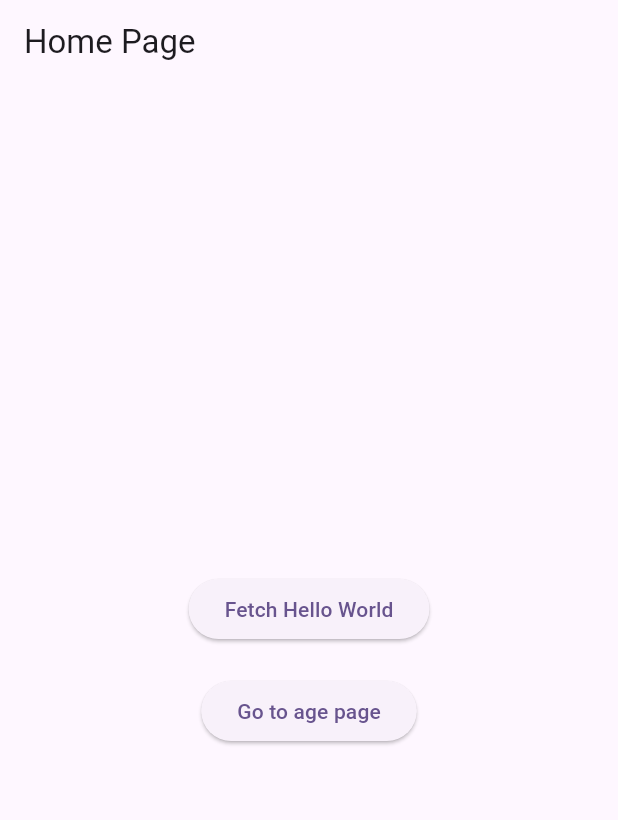
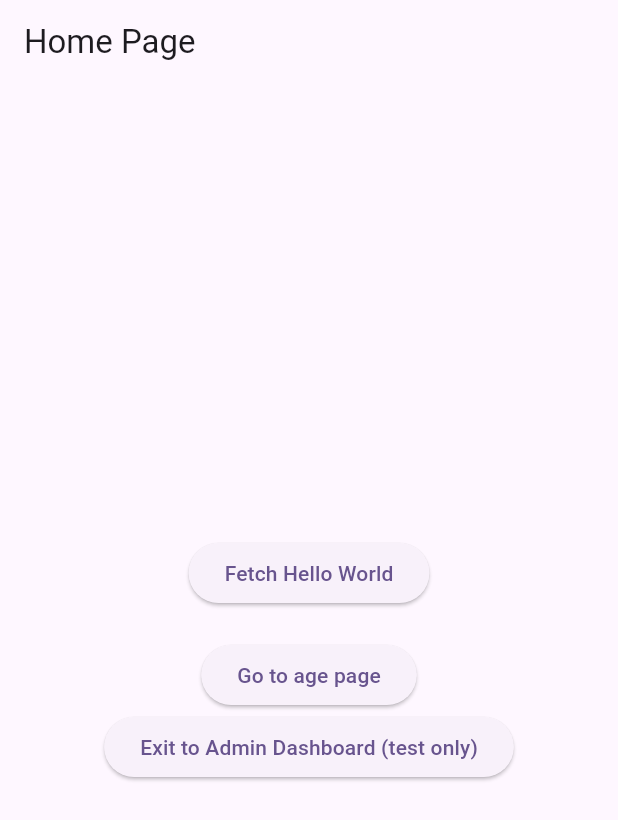
Before and after one commit to UCI-191-VirtuRealty-Visionaries/Centero, a Flutter app: the screen it shows after launch, on a phone screen of 412 x 824 dp. Shown: the top 820 px of the screen. Run offline on Flutter 3.47's test engine with Material 3 defaults, Android fonts, the phone set to English and light mode, and no system bars; our stand-ins replace cloud_firestore, cloud_functions, firebase_auth, firebase_core, go_router, url_strategy; accounts and stored records are empty.

Commit message:
Add GoRouter, Switch to UrlStrategy

```diff
--- a/frontend/centero/lib/main.dart
+++ b/frontend/centero/lib/main.dart
@@ -1,8 +1,11 @@
+import 'package:centero/pages/admin_home.dart';
 import 'package:cloud_firestore/cloud_firestore.dart';
 import 'package:cloud_functions/cloud_functions.dart';
 import 'package:firebase_auth/firebase_auth.dart';
 import 'package:firebase_core/firebase_core.dart';
 import 'package:flutter/material.dart';
+import 'package:go_router/go_router.dart';
+import 'package:url_strategy/url_strategy.dart';
 import 'firebase_options.dart';
 import 'pages/home.dart';
 
@@ -15,37 +18,39 @@ void main() async {
     await FirebaseAuth.instance.useAuthEmulator('localhost', 9099);
   }
 
+  setPathUrlStrategy();
   runApp(const MyApp());
 }
 
 class MyApp extends StatelessWidget {
   const MyApp({super.key});
 
+  static GoRouter _createRouter() {
+    return GoRouter(
+      initialLocation: '/',
+      routes: <RouteBase>[
+        GoRoute(
+          path: '/',
+          builder: (context, state) => HomePage(),
+        ),
+        GoRoute(
+          path: '/admin',
+          builder: (context, state) => AdminHomePage(),
+        ),
+      ],
+    );
+  }
+
   // This widget is the root of your application.
   @override
   Widget build(BuildContext context) {
-    return MaterialApp(
+    return MaterialApp.router(
+      routerConfig: _createRouter(),
       title: 'Centero',
       theme: ThemeData(
-        // This is the theme of your application.
-        //
-        // TRY THIS: Try running your application with "flutter run". You'll see
-        // the application has a purple toolbar. Then, without quitting the app,
-        // try changing the seedColor in the colorScheme below to Colors.green
-        // and then invoke "hot reload" (save your changes or press the "hot
-        // reload" button in a Flutter-supported IDE, or press "r" if you used
-        // the command line to start the app).
-        //
-        // Notice that the counter didn't reset back to zero; the application
-        // state is not lost during the reload. To reset the state, use hot
-        // restart instead.
-        //
-        // This works for code too, not just values: Most code changes can be
-        // tested with just a hot reload.
         colorScheme: ColorScheme.fromSeed(seedColor: Colors.deepPurple),
         useMaterial3: true,
       ),
-      home: HomePage(),
     );
   }
 }
--- a/frontend/centero/lib/pages/home.dart
+++ b/frontend/centero/lib/pages/home.dart
@@ -1,5 +1,6 @@
 import 'package:cloud_functions/cloud_functions.dart';
 import 'package:flutter/material.dart';
+import 'package:go_router/go_router.dart';
 import 'age.dart';
 
 class HomePage extends StatefulWidget {
@@ -17,7 +18,8 @@ class _HomePageState extends State<HomePage> {
   // This is the asynchronous method that fetches data from your server
   Future<void> fetchHelloWorld() async {
     try {
-      HttpsCallable func = FirebaseFunctions.instance.httpsCallable('helloWorld');
+      HttpsCallable func =
+          FirebaseFunctions.instance.httpsCallable('helloWorld');
       final result = await func.call();
       final msg = result.data['message'];
       showPopup(msg);
@@ -52,6 +54,10 @@ class _HomePageState extends State<HomePage> {
               },
               child: Text('Go to age page'),
             ),
+            ElevatedButton(
+              onPressed: () => GoRouter.of(context).go('/admin'),
+              child: Text('Exit to Admin Dashboard (test only)'),
+            ),
           ],
         ),
       ),
--- a/frontend/centero/pubspec.yaml
+++ b/frontend/centero/pubspec.yaml
@@ -40,6 +40,8 @@ dependencies:
   cloud_functions: ^4.6.8
   cloud_firestore: ^4.15.8
   firebase_auth: ^4.17.8
+  go_router: ^13.2.2
+  url_strategy: ^0.2.0
 
 dev_dependencies:
   flutter_test:
```
Also changed, not shown: frontend/centero/lib/pages/admin_home.dart (added, +17 -0 lines), frontend/centero/pubspec.lock.
